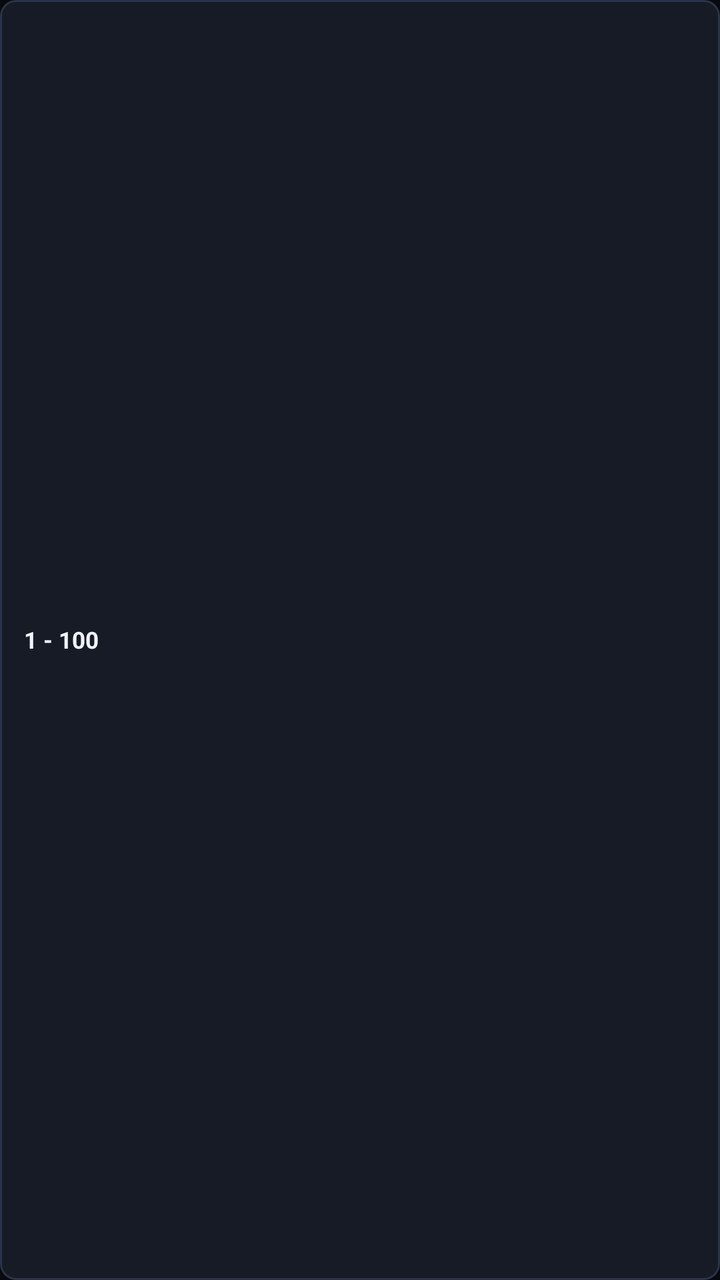
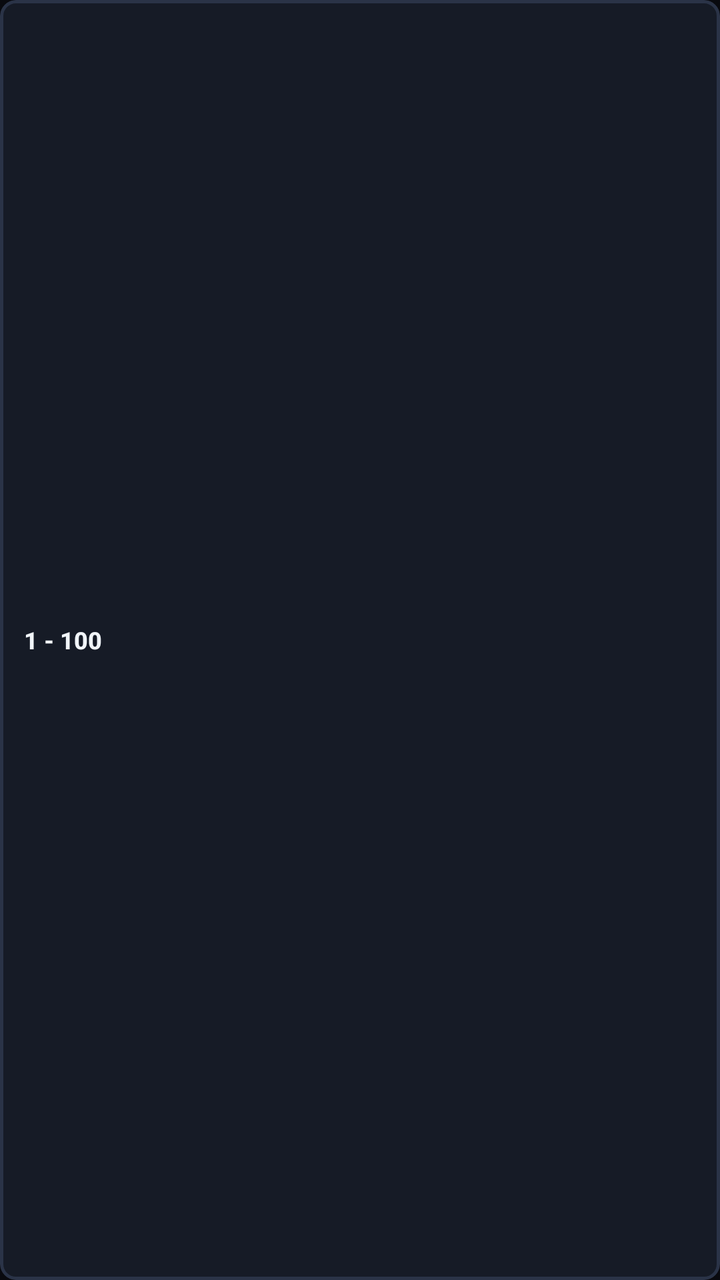

An Android layout rendered at two revisions. The XML below is the earlier revision; the diff shows what the commit changed to produce the second picture.
<!-- AndroidManifest.xml: application theme Theme.Tatap -->
<!-- res/layout/item_range_chip.xml -->
<?xml version="1.0" encoding="utf-8"?>
<com.google.android.material.card.MaterialCardView xmlns:android="http://schemas.android.com/apk/res/android"
    xmlns:app="http://schemas.android.com/apk/res-auto"
    android:id="@+id/card_range_chip"
    android:layout_width="wrap_content"
    android:layout_height="30dp"
    android:layout_marginEnd="8dp"
    android:focusable="true"
    android:clickable="true"
    app:cardCornerRadius="8dp"
    app:cardElevation="0dp"
    app:cardBackgroundColor="#161B26"
    app:strokeColor="#2A3347"
    app:strokeWidth="1dp">

    <LinearLayout
        android:layout_width="wrap_content"
        android:layout_height="match_parent"
        android:gravity="center"
        android:orientation="horizontal"
        android:paddingHorizontal="12dp">

        <TextView
            android:id="@+id/tv_range_label"
            android:layout_width="wrap_content"
            android:layout_height="wrap_content"
            android:text="1 - 100"
            android:textColor="#F1F5F9"
            android:textSize="11.5sp"
            android:textStyle="bold" />
    </LinearLayout>
</com.google.android.material.card.MaterialCardView>
<!-- resources referenced by this layout -->
<resources>
  <style name="Theme.Tatap" parent="Theme.MaterialComponents.NoActionBar">
          <item name="colorPrimary">#38BDF8</item>
          <item name="colorPrimaryVariant">#090A0F</item>
          <item name="colorOnPrimary">#FFFFFF</item>
          <item name="colorSecondary">#38BDF8</item>
          <item name="android:statusBarColor">#090A0F</item>
          <item name="android:navigationBarColor">#090A0F</item>
          <item name="android:windowBackground">#090A0F</item>
      </style>
</resources>

<!-- the commit's change to res/layout/item_range_chip.xml (unified diff, before → after) -->
@@ -11,7 +11,7 @@
     app:cardElevation="0dp"
     app:cardBackgroundColor="#161B26"
     app:strokeColor="#2A3347"
-    app:strokeWidth="1dp">
+    app:strokeWidth="1.5dp">
 
     <LinearLayout
         android:layout_width="wrap_content"
@@ -26,7 +26,8 @@
             android:layout_height="wrap_content"
             android:text="1 - 100"
             android:textColor="#F1F5F9"
-            android:textSize="11.5sp"
+            android:textSize="@dimen/tab_text_size"
+            android:fontFamily="sans-serif-medium"
             android:textStyle="bold" />
     </LinearLayout>
 </com.google.android.material.card.MaterialCardView>
<!-- resource entries referenced after the edit -->
@@ -1,5 +1,6 @@
 <!-- resources referenced by this layout -->
 <resources>
+  <dimen name="tab_text_size">12sp</dimen>
   <style name="Theme.Tatap" parent="Theme.MaterialComponents.NoActionBar">
           <item name="colorPrimary">#38BDF8</item>
           <item name="colorPrimaryVariant">#090A0F</item>
